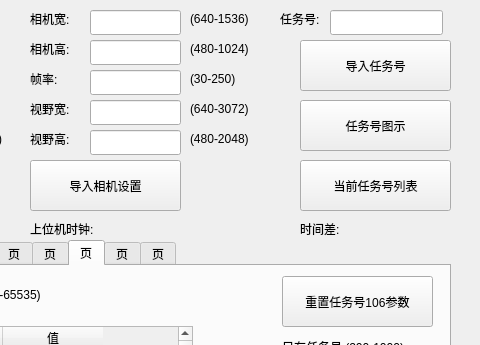
qubo188612/qtmysunny, file qtmysunnydlg.ui: the form before one commit; both pictures show x 230 to 710 and y 0 to 345 of the 1221 by 758 pixel window.
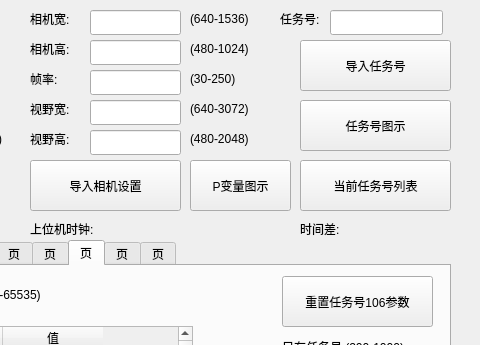
The form after the commit. The open tabs and pages were chosen to show the change. Custom widgets are drawn as their Qt base class.

```diff
--- a/qtmysunnydlg.ui
+++ b/qtmysunnydlg.ui
@@ -7147,6 +7147,19 @@
     <string>Z反向</string>
    </property>
   </widget>
+  <widget class="QPushButton" name="pshowBtn">
+   <property name="geometry">
+    <rect>
+     <x>420</x>
+     <y>160</y>
+     <width>101</width>
+     <height>51</height>
+    </rect>
+   </property>
+   <property name="text">
+    <string>P变量图示</string>
+   </property>
+  </widget>
  </widget>
  <customwidgets>
   <customwidget>
```
Left out of the diff: 7 changed lines with no effect on the pictures.
